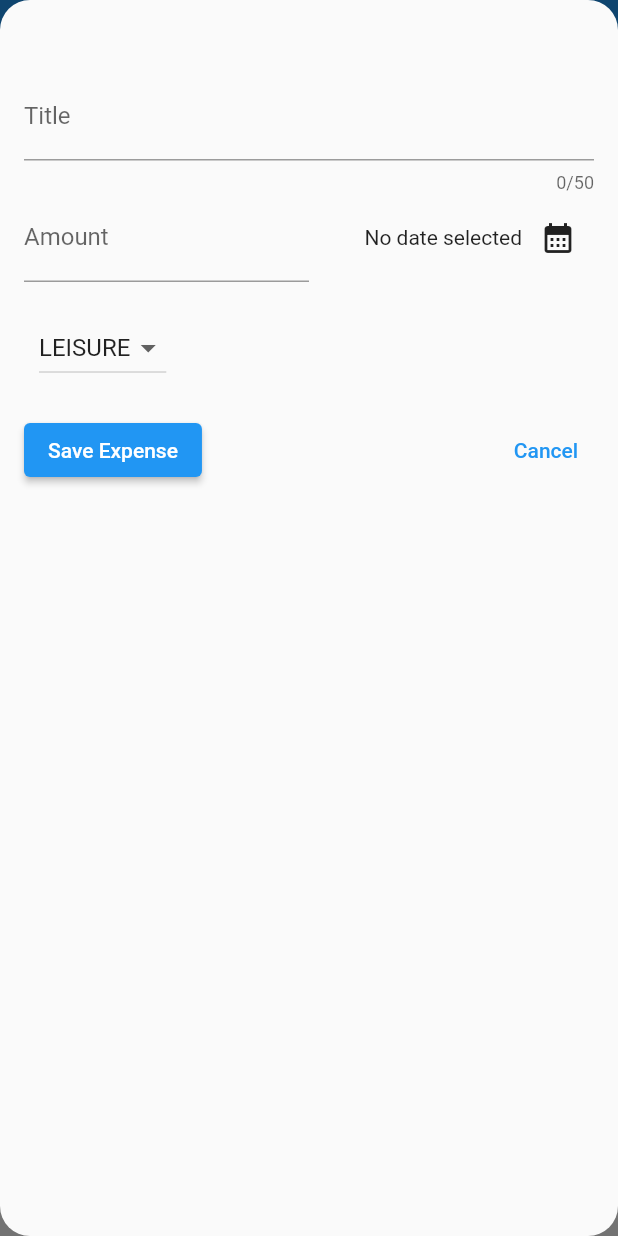
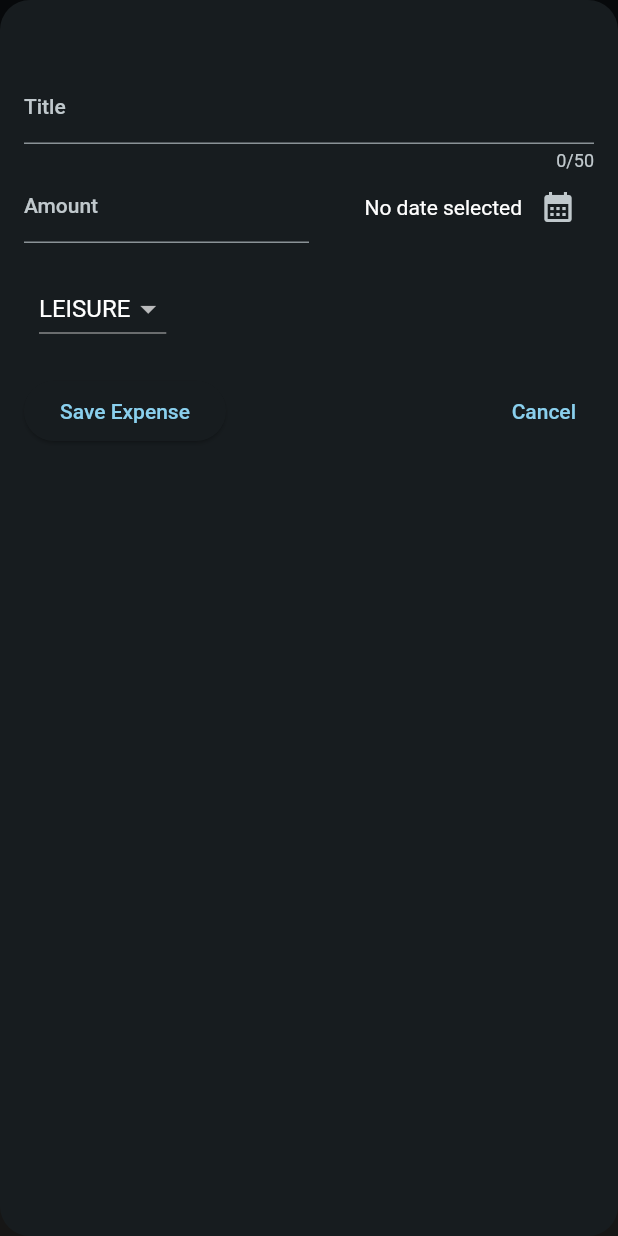
Before and after one commit to tsuna614/flutter_section5, a Flutter app: the screen it shows after launch, after a tap on the "add" icon, on a phone screen of 412 x 824 dp. Run offline on Flutter 3.47's test engine with Material 2 defaults, Android fonts, the phone set to English and light mode, and no system bars.

Commit message:
checkpoint section-5.128: (*) + added themeData to main.dart + added charts (*): video 128 haven't finished

```diff
--- a/lib/main.dart
+++ b/lib/main.dart
@@ -1,8 +1,53 @@
 import 'package:flutter/material.dart';
 import 'widgets/expenses.dart';
 
+var kColorScheme =
+    ColorScheme.fromSeed(seedColor: const Color.fromARGB(255, 141, 103, 227));
+// main theme color of the app
+
+var kDarkColorScheme = ColorScheme.fromSeed(
+  brightness: Brightness.dark,
+  seedColor: const Color.fromARGB(255, 5, 99, 125),
+);
+// dark mode
+
 void main() {
   runApp(
-    const MaterialApp(home: Expenses()),
+    MaterialApp(
+      darkTheme: ThemeData.dark().copyWith(
+          useMaterial3: true,
+          colorScheme: kDarkColorScheme,
+          cardTheme: ThemeData().cardTheme.copyWith(
+              color: kDarkColorScheme.secondaryContainer.withOpacity(0.8))),
+      theme: ThemeData().copyWith(
+        useMaterial3: true, // change the overall theme of the app
+        colorScheme: kColorScheme,
+        appBarTheme: const AppBarTheme().copyWith(
+          backgroundColor: kColorScheme.onPrimaryContainer,
+          foregroundColor: kColorScheme.primaryContainer,
+        ), // styling appBar color
+        cardTheme: const CardTheme().copyWith(
+          color: kColorScheme.secondaryContainer,
+          margin: const EdgeInsets.symmetric(vertical: 8, horizontal: 16),
+        ), // styling all cards in project (expense_item.dart)
+        elevatedButtonTheme: ElevatedButtonThemeData(
+          style: ElevatedButton.styleFrom(
+            backgroundColor: kColorScheme.primaryContainer,
+          ),
+        ),
+        textTheme: ThemeData().textTheme.copyWith(
+              titleLarge: TextStyle(
+                fontWeight: FontWeight.bold,
+                color: kColorScheme.onSecondaryContainer,
+                fontSize: 16,
+              ),
+            ), // AppBar title's theme
+        // to use textTheme: Text("abc", style: Theme.of(context).textTheme.titleLarge,),
+      ),
+      themeMode: ThemeMode.dark,
+      // themeMode: ThemeMode.system,
+      //// auto switch theme to device's theme (dark/light), however this setting is default so you don't have to add
+      home: const Expenses(),
+    ),
   );
 }
--- a/lib/models/expense.dart
+++ b/lib/models/expense.dart
@@ -35,3 +35,28 @@ class Expense {
         date); // use the formatter created above to re-format the date at compile time
   }
 }
+
+class ExpenseBucket {
+  const ExpenseBucket({
+    required this.category,
+    required this.expenses,
+  });
+
+  ExpenseBucket.forCategory(List<Expense> allExpenses, this.category)
+      : expenses = allExpenses
+            .where((expense) => expense.category == category)
+            .toList();
+
+  final Category category;
+  final List<Expense> expenses;
+
+  double get totalExpenses {
+    double sum = 0;
+
+    for (final expense in expenses) {
+      sum += expense.amount;
+    }
+
+    return sum;
+  }
+}
--- /dev/null
+++ b/lib/widgets/chart/chart.dart
@@ -0,0 +1,95 @@
+import 'package:flutter/material.dart';
+
+import 'package:expense_tracker/widgets/chart/chart_bar.dart';
+import 'package:expense_tracker/models/expense.dart';
+
+class Chart extends StatelessWidget {
+  const Chart({super.key, required this.expenses});
+
+  final List<Expense> expenses;
+
+  List<ExpenseBucket> get buckets {
+    return [
+      ExpenseBucket.forCategory(expenses, Category.food),
+      ExpenseBucket.forCategory(expenses, Category.leisure),
+      ExpenseBucket.forCategory(expenses, Category.travel),
+      ExpenseBucket.forCategory(expenses, Category.work),
+    ];
+  }
+
+  double get maxTotalExpense {
+    double maxTotalExpense = 0;
+
+    for (final bucket in buckets) {
+      if (bucket.totalExpenses > maxTotalExpense) {
+        maxTotalExpense = bucket.totalExpenses;
+      }
+    }
+
+    return maxTotalExpense;
+  }
+
+  @override
+  Widget build(BuildContext context) {
+    final isDarkMode =
+        MediaQuery.of(context).platformBrightness == Brightness.dark;
+    return Container(
+      margin: const EdgeInsets.all(16),
+      padding: const EdgeInsets.symmetric(
+        vertical: 16,
+        horizontal: 8,
+      ),
+      width: double.infinity,
+      height: 180,
+      decoration: BoxDecoration(
+        borderRadius: BorderRadius.circular(8),
+        gradient: LinearGradient(
+          colors: [
+            Theme.of(context).colorScheme.primary.withOpacity(0.3),
+            Theme.of(context).colorScheme.primary.withOpacity(0.0)
+          ],
+          begin: Alignment.bottomCenter,
+          end: Alignment.topCenter,
+        ),
+      ),
+      child: Column(
+        children: [
+          Expanded(
+            child: Row(
+              crossAxisAlignment: CrossAxisAlignment.end,
+              children: [
+                for (final bucket in buckets) // alternative to map()
+                  ChartBar(
+                    fill: bucket.totalExpenses == 0
+                        ? 0
+                        : bucket.totalExpenses / maxTotalExpense,
+                  )
+              ],
+            ),
+          ),
+          const SizedBox(height: 12),
+          Row(
+            children: buckets
+                .map(
+                  (bucket) => Expanded(
+                    child: Padding(
+                      padding: const EdgeInsets.symmetric(horizontal: 4),
+                      child: Icon(
+                        categoryIcons[bucket.category],
+                        color: isDarkMode
+                            ? Theme.of(context).colorScheme.secondary
+                            : Theme.of(context)
+                                .colorScheme
+                                .primary
+                                .withOpacity(0.7),
+                      ),
+                    ),
+                  ),
+                )
+                .toList(),
+          )
+        ],
+      ),
+    );
+  }
+}
--- /dev/null
+++ b/lib/widgets/chart/chart_bar.dart
@@ -0,0 +1,34 @@
+import 'package:flutter/material.dart';
+
+class ChartBar extends StatelessWidget {
+  const ChartBar({
+    super.key,
+    required this.fill,
+  });
+
+  final double fill;
+
+  @override
+  Widget build(BuildContext context) {
+    final isDarkMode =
+        MediaQuery.of(context).platformBrightness == Brightness.dark;
+    return Expanded(
+      child: Padding(
+        padding: const EdgeInsets.symmetric(horizontal: 4),
+        child: FractionallySizedBox(
+          heightFactor: fill,
+          child: DecoratedBox(
+            decoration: BoxDecoration(
+              shape: BoxShape.rectangle,
+              borderRadius:
+                  const BorderRadius.vertical(top: Radius.circular(8)),
+              color: isDarkMode
+                  ? Theme.of(context).colorScheme.secondary
+                  : Theme.of(context).colorScheme.primary.withOpacity(0.65),
+            ),
+          ),
+        ),
+      ),
+    );
+  }
+}
--- a/lib/widgets/expenses.dart
+++ b/lib/widgets/expenses.dart
@@ -2,6 +2,7 @@ import 'package:flutter/material.dart';
 import '../models/expense.dart';
 import 'expenses_list/expenses_list.dart';
 import './new_expense.dart';
+import './chart/chart.dart';
 
 class Expenses extends StatefulWidget {
   const Expenses({super.key});
@@ -77,12 +78,7 @@ class _ExpensesState extends State<Expenses> {
         body: _registeredExpenses.isNotEmpty
             ? Column(
                 children: [
-                  Container(
-                      padding: const EdgeInsets.fromLTRB(16, 16, 16, 16),
-                      child: const Text(
-                        "The chart",
-                        style: TextStyle(fontSize: 20),
-                      )),
+                  Chart(expenses: _registeredExpenses),
                   Expanded(
                       child: ExpensesList(
                     expenses: _registeredExpenses,
--- a/lib/widgets/expenses_list/expense_item.dart
+++ b/lib/widgets/expenses_list/expense_item.dart
@@ -17,9 +17,13 @@ class ExpenseItem extends StatelessWidget {
         child: Column(
           children: [
             Container(
-              padding: const EdgeInsets.all(10),
-              alignment: Alignment.topLeft,
-              child: Text(expense.title),
+              padding: const EdgeInsets.fromLTRB(10, 5, 10, 10),
+              alignment: Alignment.center,
+              child: Text(
+                expense.title,
+                style: Theme.of(context).textTheme.titleLarge,
+                // using custom textTheme in main.dart
+              ),
             ),
             const SizedBox(
               height: 20,
```
